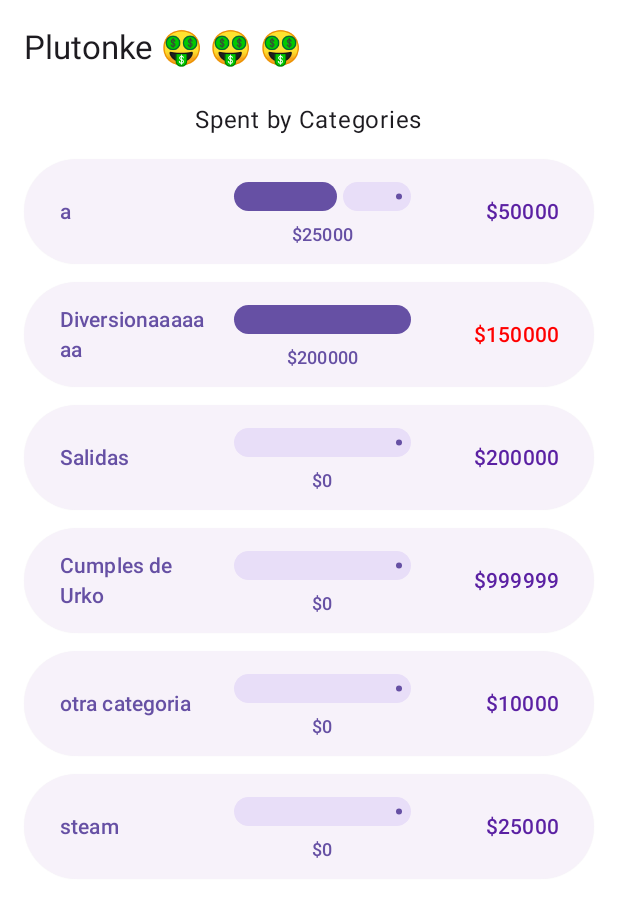
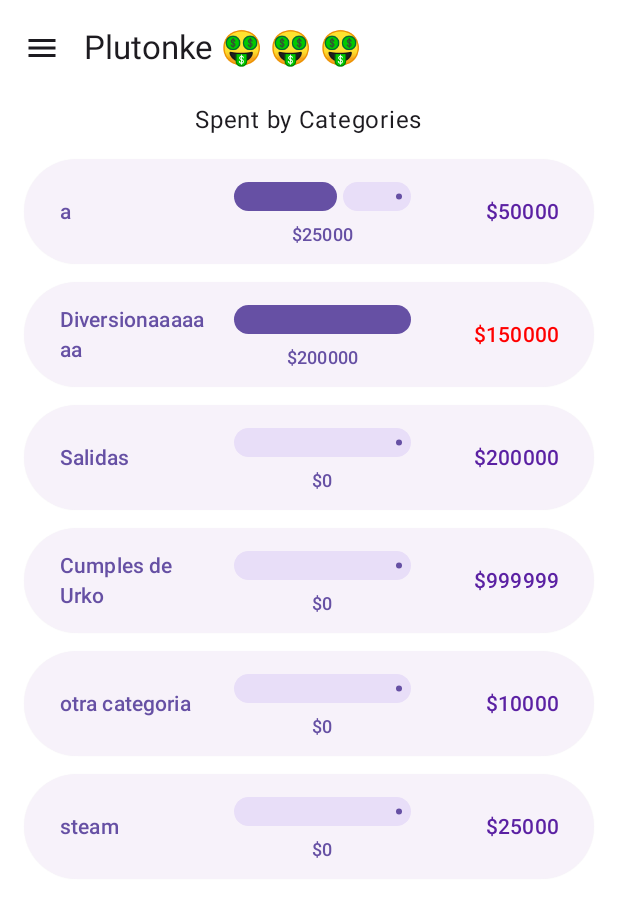
Before and after one commit to franjuarez/Plutonke, an Android app built with Jetpack Compose: the screen it shows after launch (MainActivity), on a phone screen of 412 x 824 dp. Shown: the top 918 px of the screen. Run offline under Robolectric (Android 15) with nearby library versions, the phone set to English and light mode, and no system bars.

Commit message:
Feature: Drawer

```diff
--- a/src/app/src/main/java/com/schonke/plutonke/MainActivity.kt
+++ b/src/app/src/main/java/com/schonke/plutonke/MainActivity.kt
@@ -54,7 +54,9 @@ class MainActivity : ComponentActivity() {
 
         setContent {
             PlutonkeTheme {
-                Scaffold {
+                Surface (modifier = Modifier.fillMaxSize(),
+                    color = MaterialTheme.colorScheme.background
+                    ) {
                     AppNavigation()
                 }
             }
--- a/src/app/src/main/java/com/schonke/plutonke/navigation/AppNavigation.kt
+++ b/src/app/src/main/java/com/schonke/plutonke/navigation/AppNavigation.kt
@@ -1,6 +1,7 @@
 package com.schonke.plutonke.navigation
 
 import androidx.compose.runtime.Composable
+import androidx.navigation.NavHostController
 import androidx.navigation.compose.NavHost
 import androidx.navigation.compose.composable
 import androidx.navigation.compose.rememberNavController
@@ -8,10 +9,7 @@ import com.schonke.plutonke.screens.HomeScreen
 import com.schonke.plutonke.screens.allExpensesScreen
 
 @Composable
-fun AppNavigation(){
+fun AppNavigation() {
     val navController = rememberNavController()
-    NavHost(navController = navController, startDestination = AppScreens.HomeScreen.route) {
-        composable(route = AppScreens.HomeScreen.route) { HomeScreen(navController = navController) }
-        composable(route = AppScreens.AllExpensesScreen.route) { allExpensesScreen(navController = navController) }
-    }
+    Drawer(navController = navController)
 }
--- /dev/null
+++ b/src/app/src/main/java/com/schonke/plutonke/navigation/Drawer.kt
@@ -0,0 +1,96 @@
+package com.schonke.plutonke.navigation
+
+import androidx.compose.foundation.layout.Spacer
+import androidx.compose.foundation.layout.height
+import androidx.compose.foundation.layout.padding
+import androidx.compose.material3.DrawerState
+import androidx.compose.material3.DrawerValue
+import androidx.compose.material3.Icon
+import androidx.compose.material3.ModalDrawerSheet
+import androidx.compose.material3.ModalNavigationDrawer
+import androidx.compose.material3.NavigationDrawerItem
+import androidx.compose.material3.NavigationDrawerItemDefaults
+import androidx.compose.material3.Text
+import androidx.compose.material3.rememberDrawerState
+import androidx.compose.runtime.Composable
+import androidx.compose.runtime.getValue
+import androidx.compose.runtime.mutableStateOf
+import androidx.compose.runtime.rememberCoroutineScope
+import androidx.compose.runtime.saveable.rememberSaveable
+import androidx.compose.runtime.setValue
+import androidx.compose.ui.Modifier
+import androidx.compose.ui.unit.dp
+import androidx.navigation.NavController
+import androidx.navigation.NavHostController
+import androidx.navigation.compose.NavHost
+import androidx.navigation.compose.composable
+import com.schonke.plutonke.screens.HomeScreen
+import com.schonke.plutonke.screens.allExpensesScreen
+import kotlinx.coroutines.CoroutineScope
+import kotlinx.coroutines.launch
+import androidx.navigation.compose.NavHost
+
+
+//video: https://www.youtube.com/watch?v=aYSarwALlpI
+
+data class DrawerProperties(
+    val scope: CoroutineScope,
+    val state: DrawerState
+)
+
+@Composable
+fun Drawer(navController: NavHostController) {
+    val drawerProperties = DrawerProperties(scope = rememberCoroutineScope(), state = rememberDrawerState(initialValue = DrawerValue.Closed))
+    var selectedItemIndex by rememberSaveable {
+        mutableStateOf(0)
+    }
+
+    ModalNavigationDrawer(
+    drawerContent = {
+        ModalDrawerSheet {
+            Spacer(modifier = Modifier.height(16.dp))
+            items.forEachIndexed { index, item ->
+                NavigationDrawerItem(
+                    label = {
+                        Text(text = item.title)
+                    },
+                    selected = index == selectedItemIndex,
+                    onClick = {
+                        navController.navigate(item.route)
+                        selectedItemIndex = index
+                        drawerProperties.scope.launch {
+                            drawerProperties.state.close()
+                        }
+                    },
+                    icon = {
+                        Icon(
+                            imageVector = if (index == selectedItemIndex) {
+                                item.selectedIcon
+                            } else item.unselectedIcon,
+                            contentDescription = item.title
+                        )
+                    },
+                    badge = {
+                        item.badgeCount?.let {
+                            Text(text = item.badgeCount.toString())
+                        }
+                    },
+                    modifier = Modifier
+                        .padding(NavigationDrawerItemDefaults.ItemPadding)
+                )
+            }
+        }
+    },
+    drawerState = drawerProperties.state){
+        //TODO: ver como sacar esto de aca y meterlo en AppNavigation
+        NavHost(navController = navController, startDestination = AppScreens.HomeScreen.route) {
+            composable(route = AppScreens.HomeScreen.route) {
+                HomeScreen(navController = navController, drawerProperties = drawerProperties)
+            }
+
+            composable(route = AppScreens.AllExpensesScreen.route) {
+                allExpensesScreen(navController = navController, drawerProperties = drawerProperties)
+            }
+        }
+    }
+}
--- /dev/null
+++ b/src/app/src/main/java/com/schonke/plutonke/navigation/DrawerItems.kt
@@ -0,0 +1,42 @@
+package com.schonke.plutonke.navigation
+
+import androidx.compose.material.icons.Icons
+import androidx.compose.material.icons.filled.Home
+import androidx.compose.material.icons.filled.Info
+import androidx.compose.material.icons.filled.List
+import androidx.compose.material.icons.filled.Settings
+import androidx.compose.material.icons.outlined.Home
+import androidx.compose.material.icons.outlined.Info
+import androidx.compose.material.icons.outlined.List
+import androidx.compose.material.icons.outlined.Settings
+import androidx.compose.ui.graphics.vector.ImageVector
+
+data class NavigationItem(
+    val title: String,
+    val selectedIcon: ImageVector,
+    val unselectedIcon: ImageVector,
+    val badgeCount: Int? = null,
+    val route: String
+)
+
+val items = listOf(
+    NavigationItem(
+        title = "Home",
+        selectedIcon = Icons.Filled.Home,
+        unselectedIcon = Icons.Outlined.Home,
+        route = AppScreens.HomeScreen.route
+    ),
+    NavigationItem(
+        title = "All Expenses",
+        selectedIcon = Icons.Filled.List,
+        unselectedIcon = Icons.Outlined.List,
+        badgeCount = 45,
+        route = AppScreens.AllExpensesScreen.route
+    ),
+    NavigationItem(
+        title = "Settings",
+        selectedIcon = Icons.Filled.Settings,
+        unselectedIcon = Icons.Outlined.Settings,
+        route = AppScreens.HomeScreen.route //TODO
+    ),
+)
--- a/src/app/src/main/java/com/schonke/plutonke/screens/AllExpensesScreen.kt
+++ b/src/app/src/main/java/com/schonke/plutonke/screens/AllExpensesScreen.kt
@@ -1,17 +1,13 @@
 package com.schonke.plutonke.screens
 
 import android.annotation.SuppressLint
-import android.graphics.drawable.Icon
-import android.media.Image
 import androidx.compose.foundation.background
 import androidx.compose.foundation.layout.Arrangement
 import androidx.compose.foundation.layout.Box
 import androidx.compose.foundation.layout.Column
 import androidx.compose.foundation.layout.PaddingValues
-import androidx.compose.foundation.layout.Spacer
 import androidx.compose.foundation.layout.fillMaxWidth
 import androidx.compose.foundation.layout.padding
-import androidx.compose.foundation.layout.width
 import androidx.compose.foundation.layout.wrapContentSize
 import androidx.compose.foundation.lazy.LazyColumn
 import androidx.compose.foundation.lazy.items
@@ -33,17 +29,18 @@ import androidx.compose.material3.TopAppBarDefaults
 import androidx.compose.runtime.Composable
 import androidx.compose.ui.Alignment
 import androidx.compose.ui.Modifier
-import androidx.compose.ui.graphics.vector.ImageVector
 import androidx.compose.ui.text.font.FontWeight
 import androidx.compose.ui.unit.dp
 import androidx.compose.ui.unit.sp
 import androidx.navigation.NavController
 import com.schonke.plutonke.Category
 import com.schonke.plutonke.Expense
+import com.schonke.plutonke.navigation.DrawerProperties
+import kotlinx.coroutines.launch
 
 @SuppressLint("UnusedMaterial3ScaffoldPaddingParameter")
 @Composable
-fun allExpensesScreen(navController: NavController){
+fun allExpensesScreen(navController: NavController, drawerProperties: DrawerProperties){
 
     //DATA PARA EJEMPLOS
     val comida = Category(name = "Comida", maxAmount = 50000)
@@ -61,7 +58,7 @@ fun allExpensesScreen(navController: NavController){
         salidas
     )
 
-    Scaffold (topBar = { topBar() } ) { innerPadding ->
+    Scaffold (topBar = { AllExpensesScreenTopBar(drawerProperties = drawerProperties) } ) { innerPadding ->
         Box(modifier = Modifier.padding(innerPadding)){
             showAllExpenses(expenses = expenses)
         }
@@ -71,15 +68,21 @@ fun allExpensesScreen(navController: NavController){
 
 @OptIn(ExperimentalMaterial3Api::class)
 @Composable
-fun topBar(){
+fun AllExpensesScreenTopBar(drawerProperties: DrawerProperties){
     TopAppBar(
         title = { Text(text = "All Expenses") },
         colors = TopAppBarDefaults.topAppBarColors(containerColor = MaterialTheme.colorScheme.background),
         navigationIcon = {
-            IconButton(onClick = { /* TODO: abrir drawer*/ }) {
-                Icon(Icons.Default.Menu, contentDescription = "Options")
-            }
-        }
+            IconButton(onClick = {
+                drawerProperties.scope.launch {
+                    drawerProperties.state.open()
+                }
+            }) {
+                Icon(
+                    imageVector = Icons.Default.Menu,
+                    contentDescription = "Menu"
+                )
+            }}
     )
 
 }
--- a/src/app/src/main/java/com/schonke/plutonke/screens/HomeScreen.kt
+++ b/src/app/src/main/java/com/schonke/plutonke/screens/HomeScreen.kt
@@ -2,7 +2,6 @@
 
 package com.schonke.plutonke.screens
 
-import android.annotation.SuppressLint
 import androidx.compose.foundation.layout.Arrangement
 import androidx.compose.foundation.layout.Box
 import androidx.compose.material3.Scaffold
@@ -15,18 +14,19 @@ import androidx.compose.foundation.layout.fillMaxSize
 import androidx.compose.foundation.layout.fillMaxWidth
 import androidx.compose.foundation.layout.height
 import androidx.compose.foundation.layout.padding
-import androidx.compose.foundation.layout.size
 import androidx.compose.foundation.layout.width
 import androidx.compose.foundation.lazy.LazyColumn
-import androidx.compose.material3.Button
 import androidx.compose.material3.ElevatedButton
 import androidx.compose.runtime.Composable
 import androidx.compose.ui.Alignment
 import androidx.compose.ui.Modifier
-import androidx.compose.ui.tooling.preview.Preview
 import androidx.compose.ui.unit.dp
 import androidx.compose.foundation.lazy.items
+import androidx.compose.material.icons.Icons
+import androidx.compose.material.icons.filled.Menu
 import androidx.compose.material3.ExperimentalMaterial3Api
+import androidx.compose.material3.Icon
+import androidx.compose.material3.IconButton
 import androidx.compose.material3.LinearProgressIndicator
 import androidx.compose.material3.MaterialTheme
 import androidx.compose.material3.TopAppBar
@@ -38,7 +38,8 @@ import androidx.navigation.NavController
 
 import com.schonke.plutonke.Category
 import com.schonke.plutonke.Expense
-import com.schonke.plutonke.navigation.AppScreens
+import com.schonke.plutonke.navigation.DrawerProperties
+import kotlinx.coroutines.launch
 
 //@SuppressLint("UnusedMaterial3ScaffoldPaddingParameter")
 //@Composable
@@ -58,7 +59,7 @@ import com.schonke.plutonke.navigation.AppScreens
 //}
 
 @Composable
-fun HomeScreen(navController: NavController) {
+fun HomeScreen(navController: NavController, drawerProperties: DrawerProperties) {
     val comida = Category(name = "a", maxAmount = 50000)
     val diversion = Category(name = "Diversionaaaaaaa", maxAmount = 150000)
     val salidas = Category(name = "Salidas", maxAmount = 200000)
@@ -85,8 +86,7 @@ fun HomeScreen(navController: NavController) {
     )
 
     Scaffold (
-        topBar = { TopBar() }
-
+        topBar = { HomeScreenTopBar(drawerProperties = drawerProperties) }
     )
     {innerPadding ->
         Box(modifier = Modifier.padding(innerPadding)){
@@ -97,17 +97,30 @@ fun HomeScreen(navController: NavController) {
 
 @OptIn(ExperimentalMaterial3Api::class)
 @Composable
-fun TopBar(){
+fun HomeScreenTopBar(drawerProperties: DrawerProperties){
     TopAppBar(
         title = { Text(text = "Plutonke 🤑 🤑 🤑")},
-        colors = TopAppBarDefaults.topAppBarColors(containerColor = MaterialTheme.colorScheme.background)
+        colors = TopAppBarDefaults.topAppBarColors(containerColor = MaterialTheme.colorScheme.background),
+        navigationIcon = {
+            IconButton(onClick = {
+                drawerProperties.scope.launch {
+                    drawerProperties.state.open()
+                }
+            }) {
+                Icon(
+                    imageVector = Icons.Default.Menu,
+                    contentDescription = "Menu"
+                )
+            }}
     )
 }
 
 @Composable
 fun ShowCategories(categories: List<Category>) {
     Column(){
-        Text(text = "Spent by Categories", modifier = Modifier.padding(vertical = 4.dp).align(alignment = Alignment.CenterHorizontally))
+        Text(text = "Spent by Categories", modifier = Modifier
+            .padding(vertical = 4.dp)
+            .align(alignment = Alignment.CenterHorizontally))
         LazyColumn (contentPadding = PaddingValues(horizontal = 16.dp, vertical = 10.dp),
                 verticalArrangement = Arrangement.spacedBy(12.dp)) {
             items(categories){ category ->
@@ -121,7 +134,9 @@ fun ShowCategories(categories: List<Category>) {
 fun ShowCategory(category: Category) {
     val numberColor = if (category.spentAmount > category.maxAmount) Color.Red else MaterialTheme.colorScheme.onPrimaryContainer
     ElevatedButton(onClick = { println("Click") },
-        modifier = Modifier.fillMaxSize().height(70.dp)) {
+        modifier = Modifier
+            .fillMaxSize()
+            .height(70.dp)) {
         Row(
             modifier = Modifier.fillMaxWidth(),
             verticalAlignment = Alignment.CenterVertically,
@@ -133,11 +148,15 @@ fun ShowCategory(category: Category) {
 
             Column(modifier = Modifier.weight(1.2f)) {
                 LinearProgressIndicator(progress = category.spentAmount / category.maxAmount.toFloat(),
-                modifier = Modifier.height(25.dp).padding(top = 6.dp))
+                modifier = Modifier
+                    .height(25.dp)
+                    .padding(top = 6.dp))
 
                 Text(
                     text = "$" + category.spentAmount.toString(),
-                    modifier = Modifier.align(alignment = Alignment.CenterHorizontally).padding(top = 6.dp),
+                    modifier = Modifier
+                        .align(alignment = Alignment.CenterHorizontally)
+                        .padding(top = 6.dp),
                     fontSize = 12.sp)
             }
 
```
